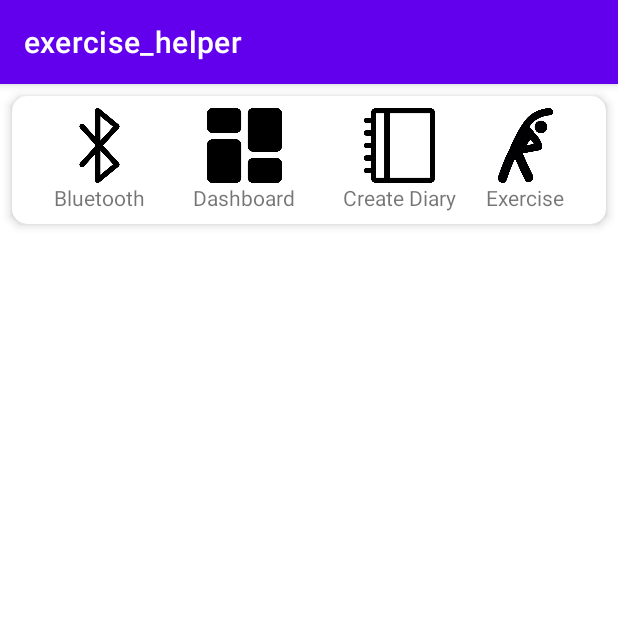
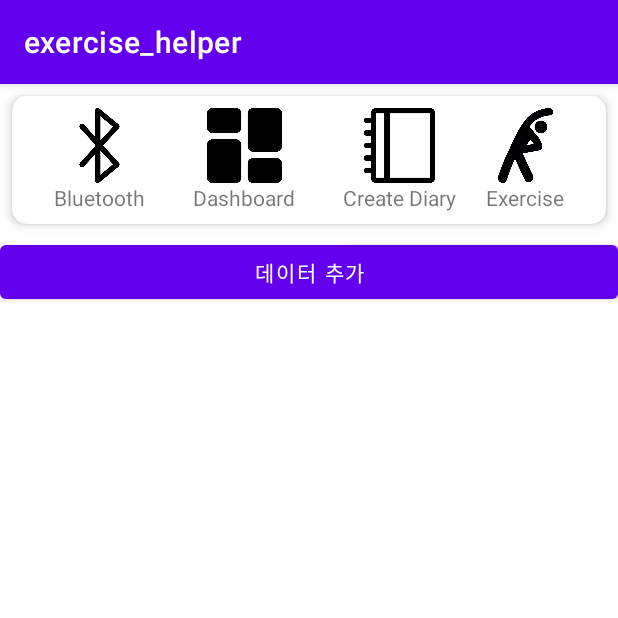
Before and after one commit to youngyin/exercise_helper, an Android app: the screen it shows after launch (MainActivity), on a phone screen of 412 x 824 dp, the top half of it. Run offline under Robolectric (Android 15) with nearby library versions, the phone set to English and light mode, and no system bars.

Commit message:
add diary feature #1
- use recyclerview

```diff
--- a/exercise_helper_app/app/build.gradle
+++ b/exercise_helper_app/app/build.gradle
@@ -37,6 +37,7 @@ dependencies {
     implementation 'androidx.navigation:navigation-ui:2.3.4'
     implementation 'androidx.lifecycle:lifecycle-livedata-ktx:2.3.0'
     implementation 'androidx.lifecycle:lifecycle-viewmodel-ktx:2.3.0'
+    implementation 'androidx.recyclerview:recyclerview:1.1.0'
     testImplementation 'junit:junit:4.+'
     androidTestImplementation 'androidx.test.ext:junit:1.1.2'
     androidTestImplementation 'androidx.test.espresso:espresso-core:3.3.0'
--- /dev/null
+++ b/exercise_helper_app/app/src/main/java/com/example/exercise_helper/CustomAdapter.java
@@ -0,0 +1,61 @@
+package com.example.exercise_helper;
+
+import androidx.annotation.NonNull;
+import androidx.recyclerview.widget.RecyclerView;
+import android.util.TypedValue;
+import android.view.Gravity;
+import android.view.LayoutInflater;
+import android.view.View;
+import android.view.ViewGroup;
+import android.widget.TextView;
+
+import java.util.ArrayList;
+
+public class CustomAdapter extends RecyclerView.Adapter<CustomAdapter.CustomViewHolder> {
+
+    private ArrayList<Dictionary> mList;
+
+    public class CustomViewHolder extends RecyclerView.ViewHolder {
+        private TextView title;
+        private TextView category;
+        private TextView delay;
+        private TextView content;
+        private TextView time;
+
+        public CustomViewHolder(View view) {
+            super(view);
+            this.title = (TextView) view.findViewById(R.id.title_textview);
+            this.time = (TextView) view.findViewById(R.id.time_textview);
+        }
+    }
+
+    public CustomAdapter(ArrayList<Dictionary> list) {
+        this.mList = list;
+    }
+
+    @Override
+    public CustomViewHolder onCreateViewHolder(ViewGroup viewGroup, int viewType) {
+        View view = LayoutInflater.from(viewGroup.getContext())
+                .inflate(R.layout.item_list, viewGroup, false);
+        CustomViewHolder viewHolder = new CustomViewHolder(view);
+        return viewHolder;
+    }
+
+    @Override
+    public void onBindViewHolder(@NonNull CustomViewHolder viewholder, int position) {
+        //viewholder.title.setTextSize(TypedValue.COMPLEX_UNIT_SP, 25);
+        //viewholder.time.setTextSize(TypedValue.COMPLEX_UNIT_SP, 25);
+
+        //viewholder.title.setGravity(Gravity.CENTER);
+        //viewholder.time.setGravity(Gravity.CENTER);
+
+        viewholder.title.setText(mList.get(position).getTitle());
+        viewholder.time.setText(mList.get(position).getTime());
+    }
+
+    @Override
+    public int getItemCount() {
+        return (null != mList ? mList.size() : 0);
+    }
+
+}
--- a/exercise_helper_app/app/src/main/java/com/example/exercise_helper/MainActivity.java
+++ b/exercise_helper_app/app/src/main/java/com/example/exercise_helper/MainActivity.java
@@ -6,8 +6,16 @@ import android.content.Intent;
 import android.os.Bundle;
 import android.view.View;
 import android.widget.ImageButton;
+import androidx.recyclerview.widget.DividerItemDecoration;
+import androidx.recyclerview.widget.LinearLayoutManager;
+import androidx.recyclerview.widget.RecyclerView;
+import android.widget.Button;
+import java.util.ArrayList;
 
 public class MainActivity extends AppCompatActivity implements View.OnClickListener {
+    private ArrayList<Dictionary> mArrayList;
+    private CustomAdapter mAdapter;
+    private int count = -1;
 
     @Override
     protected void onCreate(Bundle savedInstanceState) {
@@ -23,6 +31,28 @@ public class MainActivity extends AppCompatActivity implements View.OnClickListe
         diaryBtn.setOnClickListener(this);
         bluetoothBtn.setOnClickListener(this);
         dashboardBtn.setOnClickListener(this);
+
+        RecyclerView mRecyclerView = (RecyclerView) findViewById(R.id.recyclerview_main_list);
+        LinearLayoutManager mLinearLayoutManager = new LinearLayoutManager(this);
+        mRecyclerView.setLayoutManager(mLinearLayoutManager);
+
+        mArrayList = new ArrayList<>();
+        mAdapter = new CustomAdapter( mArrayList);
+        mRecyclerView.setAdapter(mAdapter);
+
+        DividerItemDecoration dividerItemDecoration = new DividerItemDecoration(mRecyclerView.getContext(),
+                mLinearLayoutManager.getOrientation());
+        mRecyclerView.addItemDecoration(dividerItemDecoration);
+
+        Button buttonInsert = (Button)findViewById(R.id.button_main_insert);
+        buttonInsert.setOnClickListener(new View.OnClickListener() {
+            @Override
+            public void onClick(View v) {
+                Dictionary data = new Dictionary("Apple" + count, "사과" + count);
+                mArrayList.add(data); // RecyclerView의 마지막 줄에 삽입
+                mAdapter.notifyDataSetChanged();
+            }
+        });
     }
 
     @Override
--- a/exercise_helper_app/app/src/main/res/layout/activity_main.xml
+++ b/exercise_helper_app/app/src/main/res/layout/activity_main.xml
@@ -5,7 +5,8 @@
     xmlns:tools="http://schemas.android.com/tools"
     android:layout_width="match_parent"
     android:layout_height="match_parent"
-    tools:context=".MainActivity">
+    tools:context=".MainActivity"
+    android:orientation="vertical">
 
     <com.google.android.material.card.MaterialCardView
         android:id="@+id/khu_notifications_card"
@@ -110,4 +111,29 @@
                 app:layout_constraintStart_toEndOf="@+id/tv3" />
         </androidx.constraintlayout.widget.ConstraintLayout>
     </com.google.android.material.card.MaterialCardView>
+
+    <androidx.recyclerview.widget.RecyclerView
+        android:id="@+id/recyclerview_main_list"
+        android:layout_width="match_parent"
+        android:layout_height="wrap_content"
+        app:layout_constraintVertical_weight="9"
+        app:layout_constraintLeft_toLeftOf="parent"
+        app:layout_constraintRight_toRightOf="parent"
+        app:layout_constraintTop_toTopOf="parent"
+        app:layout_constraintBottom_toTopOf="@id/button_main_insert"
+        android:scrollbarFadeDuration="0"
+        android:scrollbarSize="5dp"
+        android:scrollbarThumbVertical="@android:color/darker_gray"
+        android:scrollbars="vertical"/>
+
+    <Button
+        android:id="@+id/button_main_insert"
+        android:layout_width="match_parent"
+        android:layout_height="wrap_content"
+        app:layout_constraintVertical_weight="1"
+        app:layout_constraintLeft_toLeftOf="parent"
+        app:layout_constraintRight_toRightOf="parent"
+        app:layout_constraintBottom_toBottomOf="parent"
+        app:layout_constraintTop_toBottomOf="@id/recyclerview_main_list"
+        android:text="데이터 추가"/>
 </LinearLayout>
```
Also changed, not shown: exercise_helper_app/app/src/main/java/com/example/exercise_helper/Dictionary.java (added, +72 -0 lines), exercise_helper_app/app/src/main/res/layout/item_list.xml (added, +28 -0 lines).
